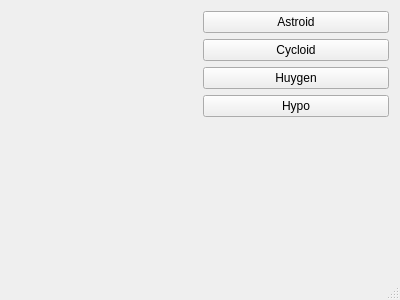
Above: QtCurveCPP/mainwindow.ui from ggulgulia/QtPractice before the change. Below: the same form after it.
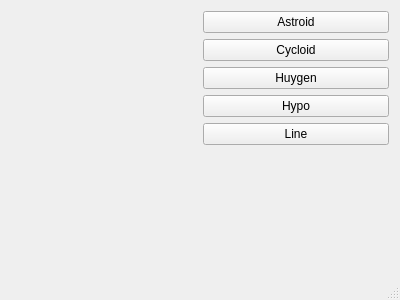
That is the form after the change. Custom widgets are drawn as their Qt base class.

Commit message: added interface and equation for a line

The edit to the form file:
```diff
--- a/QtCurveCPP/mainwindow.ui
+++ b/QtCurveCPP/mainwindow.ui
@@ -48,6 +48,13 @@
         </property>
        </widget>
       </item>
+      <item>
+       <widget class="QPushButton" name="btnLine">
+        <property name="text">
+         <string>Line</string>
+        </property>
+       </widget>
+      </item>
       <item>
        <spacer name="verticalSpacer">
         <property name="orientation">
```
The commit also changes 7 other files.
